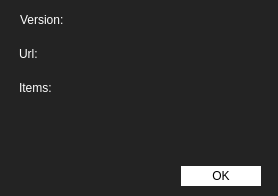
Old version of the form infogeth.ui in the repository Acria-Network/Acria-Oracle-Node-Qt.
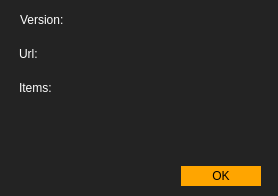
New version of the form. Icons and pictures are not drawn.

The edit to the form file:
```diff
--- a/infogeth.ui
+++ b/infogeth.ui
@@ -33,7 +33,8 @@
 /*padding:30px;*/
 width:80px;
 padding-top:3px;
-padding-bottom:3px;</string>
+padding-bottom:3px;
+background-color:orange;</string>
    </property>
    <property name="orientation">
     <enum>Qt::Horizontal</enum>
```
Left out of the diff: 4 changed lines with no effect on the pictures.
